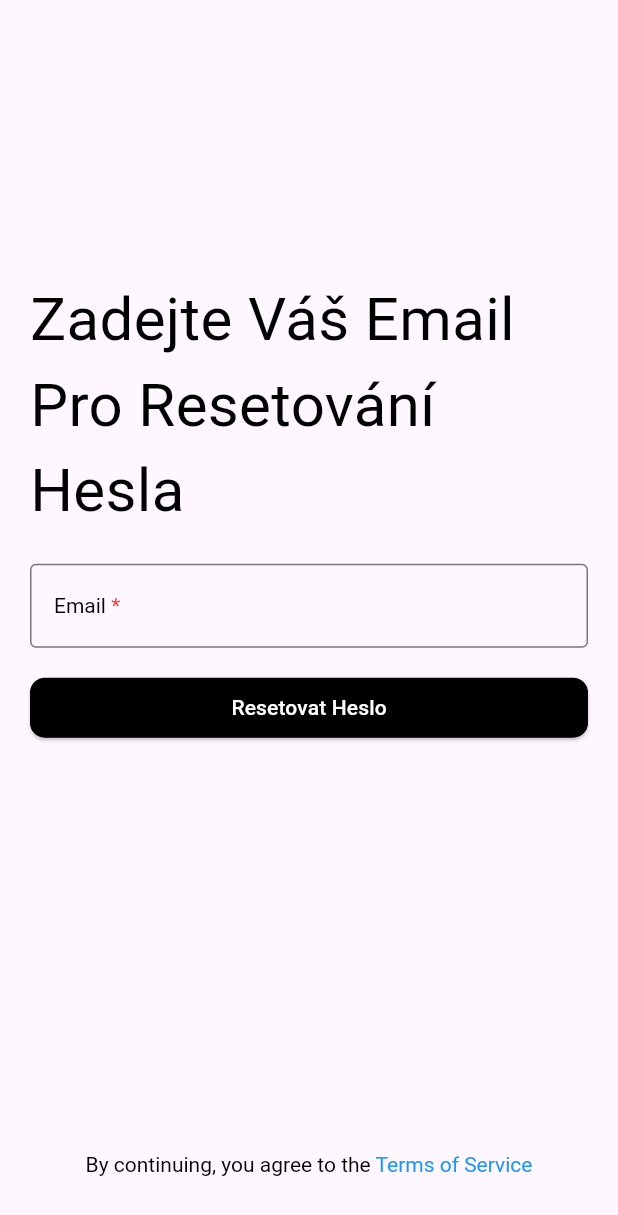
After one commit to Strnadi/Strnadi-Mobile-App, a Flutter app: the ForgottenPassword screen opened directly, on a phone screen of 412 x 824 dp. The commit adds this screen. Shown: the top 1215 px of the screen. Run offline on Flutter 3.47's test engine with Material 3 defaults, Android fonts, the phone set to English and light mode, and no system bars; our stand-ins replace device_info_plus, firebase_core, firebase_messaging, flutter_local_notifications, flutter_map, flutter_secure_storage and 10 more; missing offline and left inert: audio_waveforms, ffmpeg_kit_flutter, fftea, google_api_availability, record, scidart and 3 more; accounts and stored records are empty; network calls fail; statements that could not run were skipped.

```diff
--- /dev/null
+++ b/lib/auth/forgottenPassword.dart
@@ -0,0 +1,190 @@
+/*
+ * Copyright (C) 2025 Marian Pecqueur && Jan Drobílek
+ * This program is free software: you can redistribute it and/or modify
+ * it under the terms of the GNU General Public License as published by
+ * the Free Software Foundation, either version 3 of the License, or
+ * (at your option) any later version.
+ *
+ * This program is distributed in the hope that it will be useful,
+ * but WITHOUT ANY WARRANTY; without even the implied warranty of
+ * MERCHANTABILITY or FITNESS FOR A PARTICULAR PURPOSE. See the
+ * GNU General Public License for more details.
+ *
+ * You should have received a copy of the GNU General Public License
+ * along with this program. If not, see <https://www.gnu.org/licenses/>.
+ */
+import 'package:flutter/gestures.dart';
+import 'package:flutter/material.dart';
+import 'package:url_launcher/url_launcher.dart';
+import 'package:http/http.dart' as http;
+
+import 'login.dart';
+
+class ForgottenPassword extends StatefulWidget {
+  const ForgottenPassword({Key? key}) : super(key: key);
+
+  @override
+  _ForgottenPasswordState createState() => _ForgottenPasswordState();
+}
+
+class _ForgottenPasswordState extends State<ForgottenPassword> {
+
+  final TextEditingController _emailController = TextEditingController();
+
+  final _GlobalKey = GlobalKey<FormState>();
+
+  @override
+  Widget build(BuildContext context) {
+
+    // this doesn't makes sense but it works so i will leave it here
+    final halfScreen = MediaQuery.of(context).size.height * 0.2;
+
+    return Scaffold(
+      body: Center(
+        child: Form(
+          key: _GlobalKey,
+          child: Padding(
+            padding: const EdgeInsets.all(20.0),
+            child: Column(
+              mainAxisAlignment: MainAxisAlignment.spaceBetween,
+              children: [
+                Padding(
+                  padding: EdgeInsets.only(top: halfScreen),
+                  child: Column(
+                    crossAxisAlignment: CrossAxisAlignment.center,
+                    mainAxisAlignment: MainAxisAlignment.spaceAround,
+                    children: [
+                      const Text(
+                        'Zadejte Váš Email Pro Resetování Hesla',
+                        style: TextStyle(fontSize: 40, color: Colors.black),
+                      ),
+                      const SizedBox(height: 20),
+                      TextFormField(
+                        controller: _emailController,
+                        textAlign: TextAlign.center,
+                        decoration: InputDecoration(
+                          label: RichText(
+                            text: TextSpan(
+                              text: 'Email',
+                              children: const <TextSpan>[
+                                TextSpan(
+                                  text: ' *',
+                                  style: TextStyle(color: Colors.red),
+                                ),
+                              ],
+                              style: TextStyle(color: Colors.black),
+                            ),
+                          ),
+                          border: const OutlineInputBorder(),
+                        ),
+                        keyboardType: TextInputType.emailAddress,
+                        validator: (value) {
+                          if (value == null || value.isEmpty) {
+                            return 'Please enter some text';
+                          }
+                          if (!RegExp(
+                              r"^[a-zA-Z0-9.a-zA-Z0-9.!#$%&'*+-/=?^_`{|}~]+@[a-zA-Z0-9]+\.[a-zA-Z]+")
+                              .hasMatch(value)) {
+                            return 'Enter valid email';
+                          }
+                          return null;
+                        },
+                        onFieldSubmitted: (value) {
+                          if (_GlobalKey.currentState?.validate() ?? false) {
+                            requestPasswordReset(_emailController.text);
+                          } else {
+                            // Optionally, show an error message if validation fails
+                          }
+                        },
+                      ),
+                      Padding(
+                        padding: const EdgeInsets.symmetric(vertical: 16),
+                        child: SizedBox(
+                          width: double.infinity,
+                          child: ElevatedButton(
+                            style: ButtonStyle(
+                              backgroundColor: WidgetStateProperty.all<Color>(
+                                Colors.black,
+                              ),
+                              shape: WidgetStateProperty.all<RoundedRectangleBorder>(
+                                RoundedRectangleBorder(
+                                  borderRadius: BorderRadius.circular(10.0),
+                                ),
+                              ),
+                            ),
+                            onPressed: () {
+                              if (_GlobalKey.currentState?.validate() ?? false) {
+                                // Proceed to the next screen if the form is valid
+                                requestPasswordReset(_emailController.text);
+                              } else {
+                                // Optionally, show an error message if validation fails
+                                _showMessage('Please fix the errors before proceeding.');
+                              }
+                            },
+                            child: const Text('Resetovat Heslo', style: TextStyle(color: Colors.white)),
+                          ),
+                        ),
+                      ),
+                    ],
+                  ),
+                ),
+                Padding(
+                  padding: const EdgeInsets.only(bottom: 20.0),
+                  child: RichText(
+                    text: TextSpan(
+                      text: 'By continuing, you agree to the ',
+                      style: const TextStyle(color: Colors.black),
+                      children: [
+                        TextSpan(
+                          text: 'Terms of Service',
+                          style: const TextStyle(color: Colors.blue),
+                          recognizer: TapGestureRecognizer()
+                            ..onTap = () {
+                              launchUrl(Uri.parse('https://new.strnadi.cz/podminky-pouzivani'));
+                            },
+                        ),
+                      ],
+                    ),
+                  ),
+                ),
+              ],
+            ),
+          ),
+        ),
+      ),
+    );
+  }
+
+  Future<void> requestPasswordReset(String email) async {
+    final uri = Uri.parse('https://api.strnadi.cz/auth/request-password-reset?email=$email');
+
+    try {
+      final response = await http.get(uri);
+
+      if (response.statusCode == 200) {
+        _showMessage("Email byl odeslán");
+        Navigator.push(context, MaterialPageRoute(builder: (_) => const Login()));
+      } else {
+        print('Failed to send password reset: ${response.statusCode}');
+      }
+    } catch (e) {
+      print('Error sending password reset request: $e');
+    }
+  }
+  void _showMessage(String message) {
+    showDialog(
+      context: context,
+      builder: (context) => AlertDialog(
+        title: const Text('Register'),
+        content: Text(message),
+        actions: [
+          TextButton(
+            onPressed: () => Navigator.of(context).pop(),
+            child: const Text('OK'),
+          ),
+        ],
+      ),
+    );
+  }
+
+}
--- a/lib/localRecordings/recordingsDb.dart
+++ b/lib/localRecordings/recordingsDb.dart
@@ -66,13 +66,13 @@ class LocalDb {
       List<RecordingParts> recParts, List<int> recTimeParts,
       DateTime startTime, int ignoredId) async {
 
-    var localSettings = await SettingsService();
+    var localSettings = SettingsService();
 
     final Database db = await database;
 
-    var numeberOfRecordings = await db.rawQuery("SELECT COUNT(id) AS CNT FROM recordings").then((value) => value[0]["CNT"]).then((value) => int.parse(value.toString()));
+    var numberOfRecordings = await db.rawQuery("SELECT COUNT(id) AS CNT FROM recordings").then((value) => value[0]["CNT"]).then((value) => int.parse(value.toString()));
 
-    if (numeberOfRecordings >= await localSettings.getLocalRecordingsMax()) {
+    if (numberOfRecordings >= await localSettings.getLocalRecordingsMax()) {
       var oldestRecording = await db.rawQuery("SELECT id FROM recordings ORDER BY created_at DESC LIMIT 1").then((value) => value[0]["id"]).then((value) => int.parse(value.toString()));
       await db.rawDelete("DELETE FROM recordings WHERE id = ?", [oldestRecording]);
       await db.rawDelete("DELETE FROM recording_parts WHERE recording_id = ?", [oldestRecording]);
```
Also changed, not shown: lib/PostRecordingForm/RecordingForm.dart (+32 -1 lines), lib/auth/login.dart (+10 -1 lines), lib/auth/registeration/passwordReg.dart (+4 -4 lines), lib/widgets/spectogram_painter.dart (+27 -11 lines).
